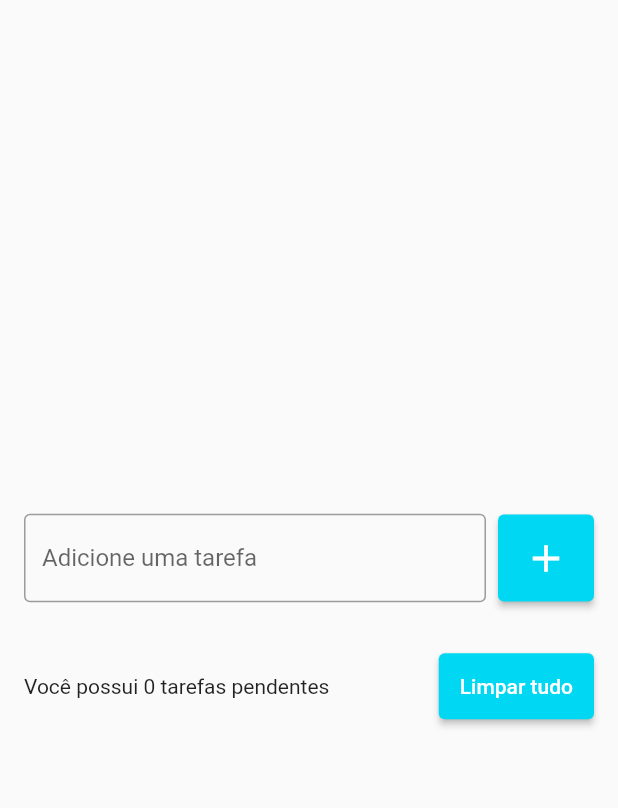
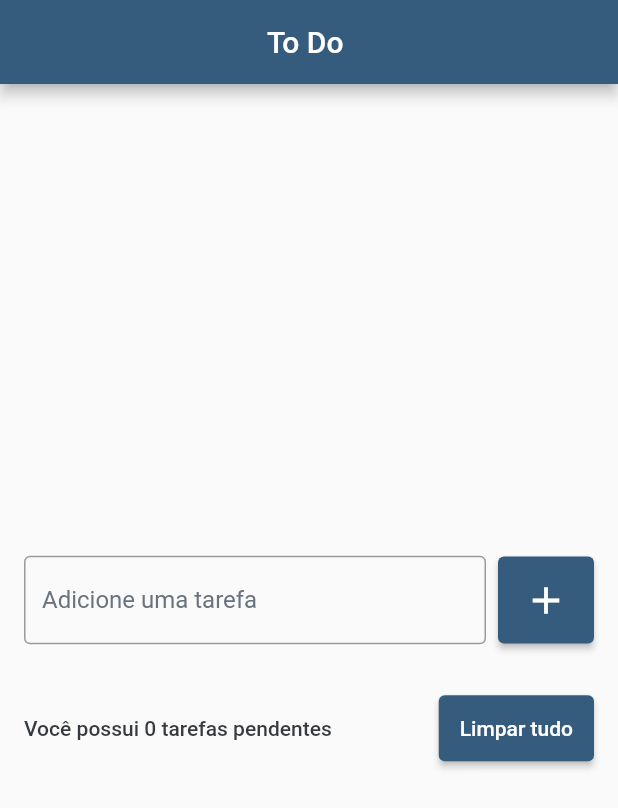
Before and after one commit to kevinraafael/to_do_list_flutter, a Flutter app: the screen it shows after launch, on a phone screen of 412 x 824 dp. Shown: the top 808 px of the screen. Run offline on Flutter 3.47's test engine with Material 2 defaults, Android fonts, the phone set to English and light mode, and no system bars; our stand-ins replace flutter_slidable.

Commit message:
refactor:mudado cores e adicionado shared preferences

```diff
--- a/lib/pages/todo_list_page.dart
+++ b/lib/pages/todo_list_page.dart
@@ -1,4 +1,6 @@
 import 'package:flutter/material.dart';
+import 'package:to_do_list_flutter/core/app_colors.dart';
+import 'package:to_do_list_flutter/repositories/todo_repository.dart';
 
 import '../models/to_do.dart';
 import '../widgets/to_do_list_item.dart';
@@ -12,14 +14,34 @@ class ToDoListPage extends StatefulWidget {
 
 class _ToDoListPageState extends State<ToDoListPage> {
   final TextEditingController toDoController = TextEditingController();
+  final TodoRepository todoRepository = TodoRepository();
 
   List<ToDo> toDos = [];
+
   ToDo? deletedTodo;
   int? deletedTodoPosition;
+  String? errorText;
+
+  @override
+  void initState() {
+    super.initState();
+
+    todoRepository.getToDoList().then((value) {
+      setState(() {
+        toDos = value;
+      });
+    });
+  }
+
   @override
   Widget build(BuildContext context) {
     return SafeArea(
       child: Scaffold(
+        appBar: AppBar(
+          title: Text('To Do '),
+          centerTitle: true,
+          backgroundColor: AppColors.primaryColor,
+        ),
         body: Center(
           child: Padding(
             padding: const EdgeInsets.all(16),
@@ -36,6 +58,16 @@ class _ToDoListPageState extends State<ToDoListPage> {
                           labelText: 'Adicione uma tarefa',
                           border: OutlineInputBorder(),
                           hintText: 'Ex: estudar Flutter',
+                          errorText: errorText,
+                          focusedBorder: OutlineInputBorder(
+                            borderSide: BorderSide(
+                              color: AppColors.primaryColor,
+                              width: 2,
+                            ),
+                          ),
+                          labelStyle: TextStyle(
+                            color: AppColors.primaryText,
+                          ),
                         ),
                       ),
                     ),
@@ -43,19 +75,27 @@ class _ToDoListPageState extends State<ToDoListPage> {
                     ElevatedButton(
                       onPressed: () {
                         String text = toDoController.text;
+                        if (text.isEmpty) {
+                          setState(() {
+                            errorText = 'o texto não pode estar vazio';
+                          });
+                          return;
+                        }
                         setState(() {
                           ToDo newToDo =
                               ToDo(title: text, dateTime: DateTime.now());
                           toDos.add(newToDo);
+                          errorText = null;
                         });
                         toDoController.clear();
+                        todoRepository.saveTodoList(toDos);
                       },
                       child: Icon(
                         Icons.add,
                         size: 30,
                       ),
                       style: ElevatedButton.styleFrom(
-                        primary: Color(0xff00d7f3),
+                        primary: AppColors.primaryColor,
                         padding: EdgeInsets.all(14),
                       ),
                     )
@@ -81,8 +121,12 @@ class _ToDoListPageState extends State<ToDoListPage> {
                 Row(
                   children: [
                     Expanded(
-                      child:
-                          Text('Você possui ${toDos.length} tarefas pendentes'),
+                      child: Text(
+                        'Você possui ${toDos.length} tarefas pendentes',
+                        style: TextStyle(
+                            color: AppColors.tasksText,
+                            fontWeight: FontWeight.w500),
+                      ),
                     ),
                     SizedBox(width: 8),
                     ElevatedButton(
@@ -90,7 +134,7 @@ class _ToDoListPageState extends State<ToDoListPage> {
                         showDeleToDosConfirmationDialog();
                       },
                       style: ElevatedButton.styleFrom(
-                        primary: Color(0xff00d7f3),
+                        primary: AppColors.primaryColor,
                         padding: EdgeInsets.all(14),
                       ),
                       child: Text('Limpar tudo'),
@@ -111,6 +155,8 @@ class _ToDoListPageState extends State<ToDoListPage> {
     setState(() {
       toDos.remove(todo);
     });
+    todoRepository.saveTodoList(toDos);
+
     ScaffoldMessenger.of(context).clearSnackBars();
 
     ScaffoldMessenger.of(context).showSnackBar(
@@ -118,17 +164,18 @@ class _ToDoListPageState extends State<ToDoListPage> {
         content: Text(
           'Tarefa ${todo.title} removida com sucesso',
           style: TextStyle(
-            color: Colors.black,
+            color: AppColors.taskTitle,
           ),
         ),
-        backgroundColor: Colors.white,
+        backgroundColor: AppColors.snackBar,
         action: SnackBarAction(
           label: 'desfazer',
-          textColor: Colors.blue,
+          textColor: AppColors.primaryColor,
           onPressed: () {
             setState(() {
               toDos.insert(deletedTodoPosition!, deletedTodo!);
             });
+            todoRepository.saveTodoList(toDos);
           },
         ),
         duration: Duration(seconds: 5),
@@ -163,5 +210,6 @@ class _ToDoListPageState extends State<ToDoListPage> {
     setState(() {
       toDos.clear();
     });
+    todoRepository.saveTodoList(toDos);
   }
 }
```
